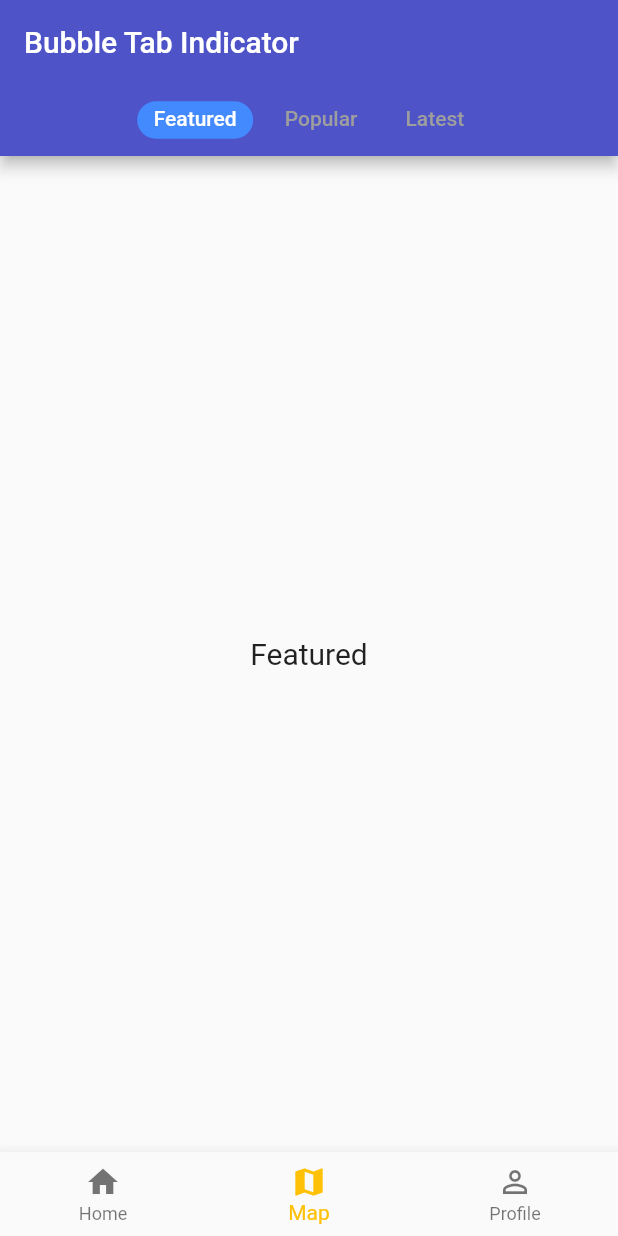
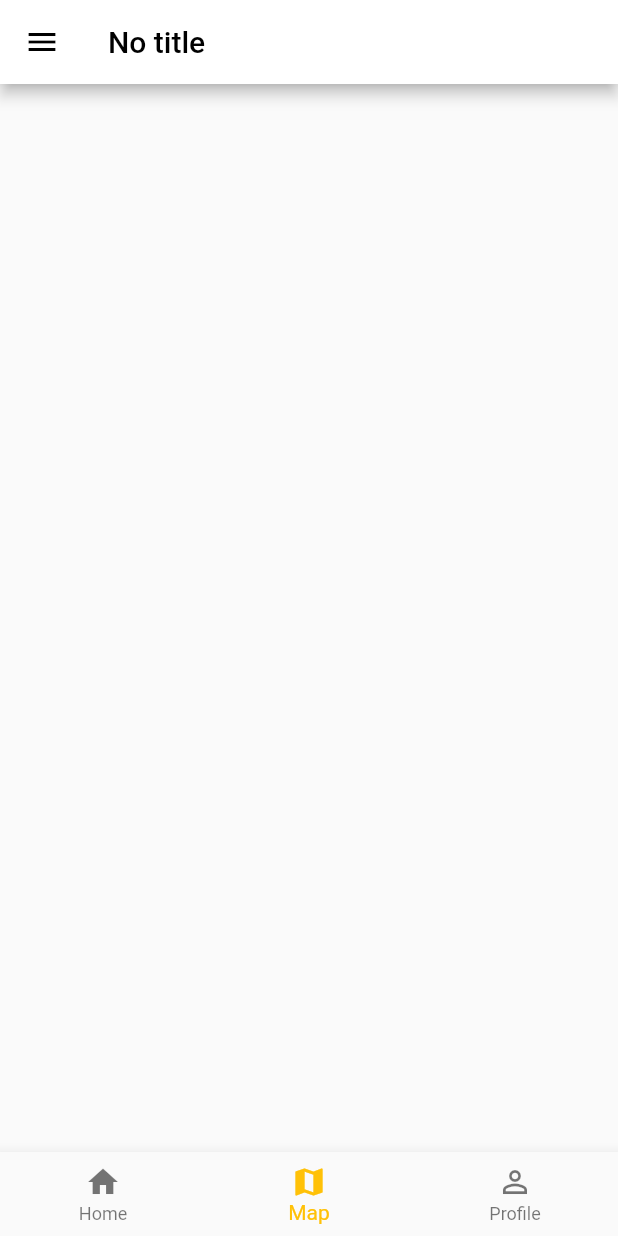
Before and after one commit to RatanakSerey/find-tutors, a Flutter app: the screen it shows after launch, item 2 of the bottom bar chosen, on a phone screen of 412 x 824 dp. Run offline on Flutter 3.47's test engine with Material 2 defaults, Android fonts, the light colour scheme and no system bars; our stand-ins replace bubble_tab_indicator, font_awesome_flutter; Roboto replaces fonts that are missing (Quicksand); statements that could not run were skipped.

Commit message:
add dynamic commonAppbar, and commonColors

```diff
--- a/lib/ui/pages/map/map.dart
+++ b/lib/ui/pages/map/map.dart
@@ -1,64 +1,16 @@
+import 'package:find_tutors/ui/widgets/app_bar.dart';
 import 'package:flutter/material.dart';
-import 'package:flutter/cupertino.dart';
-import 'package:bubble_tab_indicator/bubble_tab_indicator.dart';
 
-class MapPage extends StatefulWidget {
-  MapPage({Key key}) : super(key: key);
-
-  @override
-  _MapPageState createState() => _MapPageState();
-}
-
-class _MapPageState extends State<MapPage> with SingleTickerProviderStateMixin {
-  final List<Tab> tabs = <Tab>[
-    new Tab(text: "Featured"),
-    new Tab(text: "Popular"),
-    new Tab(text: "Latest")
-  ];
-  TabController _tabController;
-@override
-  void initState() {
-    super.initState();
-    _tabController = new TabController(vsync: this, length: tabs.length);
-  }
-
-  @override
-  void dispose() {
-    _tabController.dispose();
-    super.dispose();
-  }
-
+class MapPage extends StatelessWidget {
+  final GlobalKey<ScaffoldState> scaffoldKey;
+  MapPage({this.scaffoldKey});
   @override
   Widget build(BuildContext context) {
-    return Scaffold(
-      appBar: new AppBar(
-        title: Text('Bubble Tab Indicator'),
-        bottom: new TabBar(
-          isScrollable: true,
-          unselectedLabelColor: Colors.grey,
-          labelColor: Colors.white,
-          indicatorSize: TabBarIndicatorSize.tab,
-          indicator: new BubbleTabIndicator(
-            indicatorHeight: 25.0,
-            indicatorColor: Colors.blueAccent,
-            tabBarIndicatorSize: TabBarIndicatorSize.tab,
-          ),
-          tabs: tabs,
-          controller: _tabController,
-        ),
-      ),
-      body: new TabBarView(
-        controller: _tabController,
-        children: tabs.map((Tab tab) {
-          return new Center(
-              child: new Text(
-                tab.text,
-                style: new TextStyle(
-                  fontSize: 20.0
-                ),
-              )
-          );
-        }).toList(),
+    return Container(
+      child: Column(
+        children: <Widget>[
+          CommonAppBar(onPress: scaffoldKey.currentState.openDrawer,),
+        ],
       ),
     );
   }
--- /dev/null
+++ b/lib/ui/widgets/app_bar.dart
@@ -0,0 +1,35 @@
+import 'package:flutter/material.dart';
+
+class CommonAppBar extends StatelessWidget {
+  final String title;
+  final Function onPress;
+  final IconData icon;
+  final Color leadingColor;
+  final Color backgroundColor;
+  CommonAppBar(
+      {this.title = "No title",
+      this.icon = Icons.menu,
+      this.leadingColor = Colors.black,
+      this.backgroundColor = Colors.white,
+      this.onPress});
+  @override
+  Widget build(BuildContext context) {
+    return AppBar(
+      leading: IconButton(
+          icon: Icon(icon),
+          color: leadingColor,
+          onPressed: () {
+            if (onPress == null) {
+              return null;
+            } else {
+              return onPress();
+            }
+          }),
+      title: Text(
+        this.title,
+        style: TextStyle(color: Colors.black),
+      ),
+      backgroundColor: backgroundColor,
+    );
+  }
+}
--- a/lib/ui/widgets/bottom_modal_sheet.dart
+++ b/lib/ui/widgets/bottom_modal_sheet.dart
@@ -118,7 +118,7 @@ class ModalSheet {
   }
   Widget header() => Ink(
         decoration: BoxDecoration(
-            gradient: LinearGradient(colors: AppColors.kitGradients)),
+            gradient: LinearGradient(colors: CommonColors.kitGradients)),
         child: Padding(
           padding: const EdgeInsets.all(8.0),
           child: Row(
--- a/lib/ui/widgets/common_scaffold.dart
+++ b/lib/ui/widgets/common_scaffold.dart
@@ -35,7 +35,7 @@ class CommonScaffold extends StatelessWidget {
         child: Ink(
           height: 50.0,
           decoration: new BoxDecoration(
-              gradient: new LinearGradient(colors: AppColors.kitGradients)),
+              gradient: new LinearGradient(colors: CommonColors.kitGradients)),
           child: new Row(
             mainAxisAlignment: MainAxisAlignment.spaceAround,
             crossAxisAlignment: CrossAxisAlignment.center,
--- a/lib/ui/widgets/custom_background.dart
+++ b/lib/ui/widgets/custom_background.dart
@@ -18,7 +18,7 @@ class CustomBackground extends StatelessWidget {
             new Container(
               decoration: new BoxDecoration(
                   gradient: new LinearGradient(
-                colors: AppColors.kitGradients,
+                colors: CommonColors.kitGradients,
               )),
             ),
             showIcon
--- a/lib/ui/widgets/custom_float.dart
+++ b/lib/ui/widgets/custom_float.dart
@@ -17,7 +17,7 @@ class CustomFloat extends StatelessWidget {
       onPressed: qrCallback,
       child: Ink(
         decoration: new BoxDecoration(
-            gradient: new LinearGradient(colors: AppColors.kitGradients)),
+            gradient: new LinearGradient(colors: CommonColors.kitGradients)),
         child: Stack(
           fit: StackFit.expand,
           children: <Widget>[
--- a/lib/ui/widgets/navigation/bottom_navigation.dart
+++ b/lib/ui/widgets/navigation/bottom_navigation.dart
@@ -1,4 +1,3 @@
-import 'dart:async';
 import 'package:find_tutors/utils/constants.dart';
 import 'package:flutter/material.dart';
 // Page
@@ -26,6 +25,7 @@ class TabNavigator extends StatefulWidget {
 }
 
 class TabNavigatorState extends State<TabNavigator> {
+  GlobalKey<ScaffoldState> _scaffoldKey = new GlobalKey();
   int _tab = 0;
   String appBarTitle = "";
   List<String> subjectListScreens = [ScreenHelper.subjectList];
@@ -34,6 +34,7 @@ class TabNavigatorState extends State<TabNavigator> {
 
   Widget build(BuildContext context) {
     return Scaffold(
+      key: _scaffoldKey,
       appBar: buildAppBar(),
       drawer: buildDrawer(),
       body: Stack(children: <Widget>[
@@ -44,7 +45,7 @@ class TabNavigatorState extends State<TabNavigator> {
         ),
         Offstage(
           offstage: _tab != 1,
-          child: MapPage(),
+          child: MapPage(scaffoldKey: _scaffoldKey),
         ),
         Offstage(
           offstage: _tab != 2,
@@ -95,7 +96,11 @@ class TabNavigatorState extends State<TabNavigator> {
     return null;
     // }
     // return AppBar(
-    // title: Text(appBarTitle),
+    //   title: Text(appBarTitle),
+    //   leading: IconButton(
+    //     icon: Icon(Icons.memory),
+    //     onPressed: ()=> _scaffoldKey.currentState.openDrawer()
+
     // );
   }
 }
--- a/lib/ui/widgets/navigation/drawer.dart
+++ b/lib/ui/widgets/navigation/drawer.dart
@@ -6,7 +6,7 @@ import 'package:find_tutors/ui/widgets/profile_tile.dart';
 
 Widget header(context) => Ink(
       decoration:
-          BoxDecoration(gradient: LinearGradient(colors: AppColors.kitGradients)),
+          BoxDecoration(gradient: LinearGradient(colors: CommonColors.kitGradients)),
       child: Padding(
         padding: const EdgeInsets.all(16.0),
         child: Row(
--- a/lib/utils/constants.dart
+++ b/lib/utils/constants.dart
@@ -2,6 +2,7 @@ import 'dart:math';
 import 'dart:ui';
 
 import 'package:flutter/material.dart';
+
 class Routes {
   static const String homeRoute = "/home";
   static const String mapRoute = "/map";
@@ -42,7 +43,7 @@ class Images {
   static const String verifyImage = "$imageDir/verification.jpg";
 }
 
-class AppColors {
+class CommonColors {
   static const MaterialColor ui_kit_color = Colors.grey;
 // Colors
   static const kShrinePink50 = const Color(0xFFFEEAE6);
```
Also changed, not shown: lib/ui/widgets/colors.dart (deleted, +0 -16 lines), lib/ui/widgets/theme.dart (+12 -12 lines).
